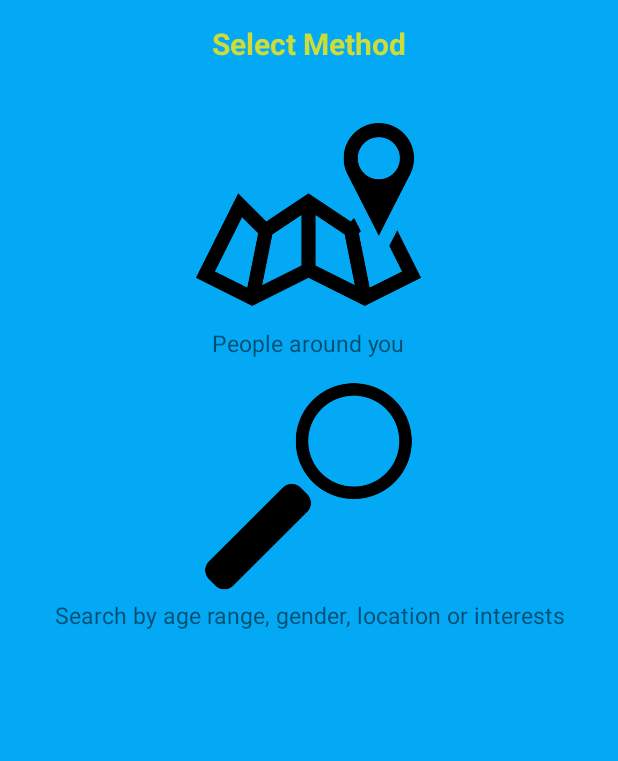
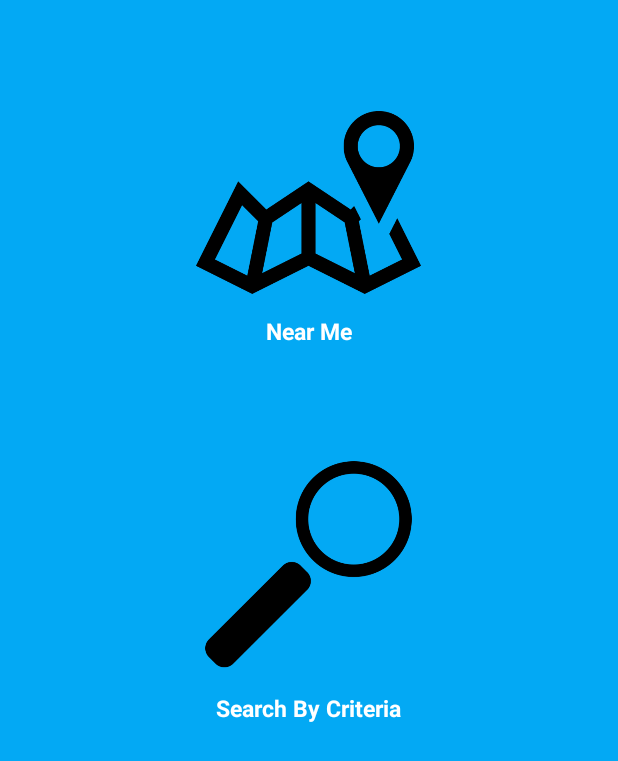
Before and after one commit to Maruf-R/socialApp, an Android app: the Search screen opened directly, with no data from a screen before it, on a phone screen of 412 x 824 dp. Shown: the top 761 px of the screen. Run offline under Robolectric (Android 15) with nearby library versions, the phone set to English and light mode, and no system bars.

Commit message:
Minor Changes to search

```diff
--- a/app/src/main/res/layout/activity_edit_user_profile.xml
+++ b/app/src/main/res/layout/activity_edit_user_profile.xml
@@ -74,7 +74,6 @@
                     android:hint="First Name"
                     android:background="@drawable/middle_of_boxes"
                     android:padding="10dp"
-                    android:drawableLeft="@drawable/user"
 
                     android:layout_weight="1" />
 
@@ -87,7 +86,6 @@
                     android:ems="10"
                     android:id="@+id/txtProfileLastName"
                     android:hint="Last Name"
-                    android:drawableLeft="@drawable/user"
 
                     android:layout_weight="1" />
             </LinearLayout>
@@ -106,7 +104,6 @@
                     android:textAppearance="?android:attr/textAppearanceMedium"
                     android:text="@string/nationality"
                     android:id="@+id/textView3"
-                    android:drawableLeft="@drawable/flag"
                     android:gravity="center"
                     android:layout_weight="1.46" />
 
@@ -137,7 +134,6 @@
 
                     android:background="@drawable/middle_of_boxes"
                     android:padding="10dp"
-                    android:drawableLeft="@drawable/birthday"
                     android:gravity="center_vertical"/>
 
                 <TextView
--- a/app/src/main/res/layout/activity_search_menu.xml
+++ b/app/src/main/res/layout/activity_search_menu.xml
@@ -6,25 +6,13 @@
     android:layout_height="match_parent"
     android:background="#03A9F4">
 
-    <TextView
-        android:layout_width="wrap_content"
-        android:layout_height="wrap_content"
-        android:layout_gravity="center"
-        android:text="Select Method"
-        android:textSize="20dp"
-        android:textColor="#CDDC39"
-        android:layout_marginTop="10dp"
-        android:layout_marginBottom="10dp"
-        android:padding="5dp"
-        android:allowUndo="true"
-        android:textStyle="bold" />
-
     <!--Search options-->
     <LinearLayout
         android:layout_width="match_parent"
         android:layout_height="wrap_content"
         android:orientation="vertical"
-        android:gravity="center">
+        android:gravity="center"
+        android:layout_marginTop="30dp">
 
         <!--Map Search-->
         <ImageButton
@@ -32,14 +20,16 @@
             android:layout_width="150dp"
             android:layout_height="150dp"
             android:layout_weight="1"
-            android:layout_marginTop="10dp"
+            android:layout_marginTop="30dp"
             android:background="@drawable/map"/>
         <TextView
             android:layout_width="wrap_content"
             android:layout_height="wrap_content"
             android:layout_gravity="center"
-            android:text="People around you"
-            android:textSize="15dp"/>
+            android:text="Near Me"
+            android:textSize="15dp"
+            android:textColor="#FFFFFF"
+            android:textStyle="bold" />
 
         <!--Specification Search-->
         <ImageButton
@@ -47,14 +37,17 @@
             android:layout_width="150dp"
             android:layout_height="150dp"
             android:layout_weight="1"
-            android:layout_marginTop="10dp"
+            android:layout_marginTop="70dp"
             android:background="@drawable/search"/>
         <TextView
             android:layout_width="wrap_content"
             android:layout_height="wrap_content"
             android:gravity="center"
-            android:text="Search by age range, gender, location or interests"
-            android:textSize="15dp"/>
+            android:text="Search By Criteria"
+            android:textSize="15dp"
+            android:textColor="#FFFFFF"
+            android:textStyle="bold"
+            android:layout_marginTop="10dp" />
 
     </LinearLayout>
 
```
